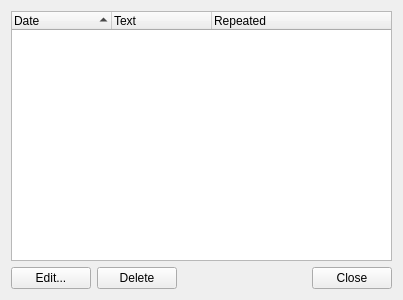
Before: the Qt Designer form notelistwindow.ui in Ogaros/NoteKeeper, drawn with Qt 5.
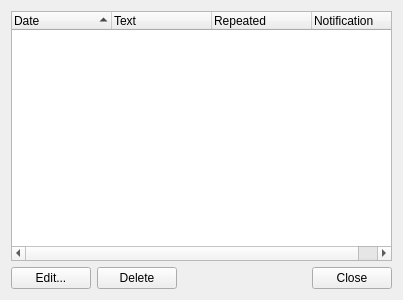
After: the same form once the commit is applied. Icons and pictures are not drawn.

Commit message: added the remaining columns

What changed in the file:
```diff
--- a/notelistwindow.ui
+++ b/notelistwindow.ui
@@ -44,6 +44,11 @@
        <string>Repeated</string>
       </property>
      </column>
+     <column>
+      <property name="text">
+       <string>Notification</string>
+      </property>
+     </column>
     </widget>
    </item>
    <item>
```
